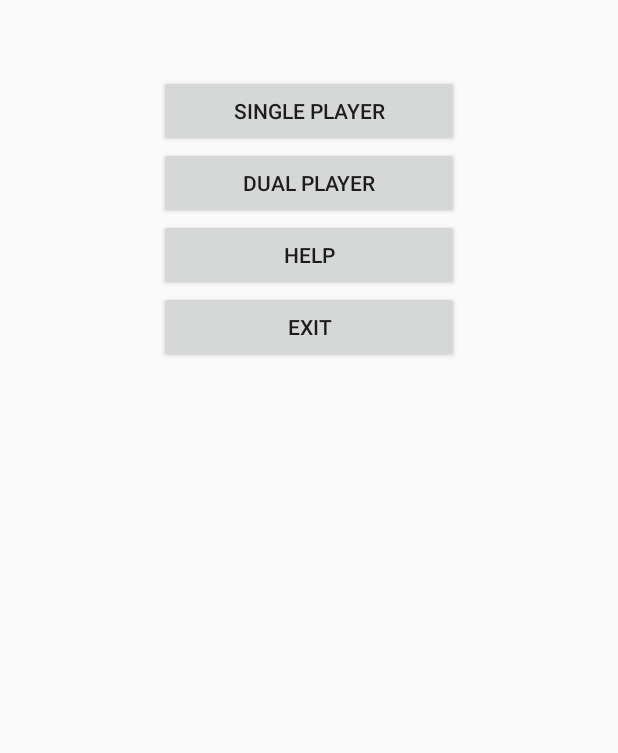
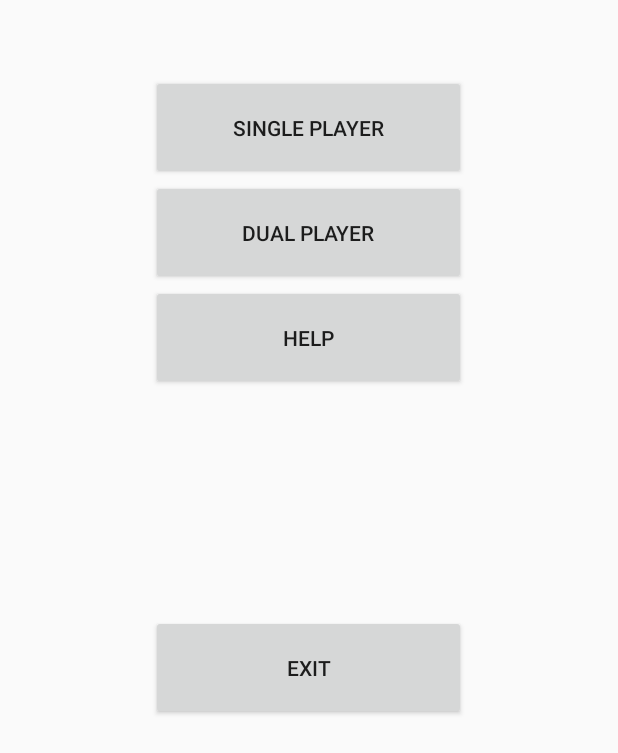
Before and after one commit to j4mm1n/ChEgBuProject.com, an Android app: the layout activity_mainmenu.xml on its own in the app's theme, with its tools: preview values and no code run, on a phone screen of 412 x 824 dp. Shown: the top 753 px of the screen. Run offline under Robolectric (Android 15) with nearby library versions, the phone set to English and light mode, and no system bars.

Commit message:
Added activities and images.

```diff
--- a/app/src/main/res/layout/activity_mainmenu.xml
+++ b/app/src/main/res/layout/activity_mainmenu.xml
@@ -1,34 +1,38 @@
 <?xml version="1.0" encoding="utf-8"?>
 <LinearLayout xmlns:android="http://schemas.android.com/apk/res/android"
     android:orientation="vertical" android:layout_width="match_parent"
-    android:layout_height="match_parent">
+    android:layout_height="match_parent"
+    android:weightSum="1"
+    android:baselineAligned="false">
 
     <Button
-        android:layout_width="200dp"
-        android:layout_height="wrap_content"
+        android:layout_width="210dp"
+        android:layout_height="70dp"
         android:text="@string/button_SinglePlayer"
-        android:id="@+id/button"
+        android:id="@+id/button_SinglePlayer"
         android:layout_gravity="center_horizontal"
-        android:layout_marginTop="50dp" />
+        android:layout_marginTop="50dp"
+        android:layout_weight="0" />
 
     <Button
-        android:layout_width="200dp"
-        android:layout_height="wrap_content"
+        android:layout_width="210dp"
+        android:layout_height="70dp"
         android:text="@string/button_DualPlayer"
-        android:id="@+id/button2"
+        android:id="@+id/button_DualPlayer"
         android:layout_gravity="center_horizontal" />
 
     <Button
-        android:layout_width="200dp"
-        android:layout_height="wrap_content"
+        android:layout_width="210dp"
+        android:layout_height="70dp"
         android:text="@string/button_Help"
-        android:id="@+id/button3"
+        android:id="@+id/button_Help"
         android:layout_gravity="center_horizontal" />
 
     <Button
-        android:layout_width="200dp"
-        android:layout_height="wrap_content"
+        android:layout_width="210dp"
+        android:layout_height="70dp"
         android:text="@string/button_Exit"
-        android:id="@+id/button4"
-        android:layout_gravity="center_horizontal" />
+        android:id="@+id/button_Exit"
+        android:layout_gravity="center_horizontal"
+        android:layout_marginTop="150dp" />
 </LinearLayout>
--- a/app/src/main/res/layout/activity_splash.xml
+++ b/app/src/main/res/layout/activity_splash.xml
@@ -21,7 +21,6 @@
         android:text="Welcome to ChEgBu"
         android:id="@+id/textView"
         android:textSize="35sp"
-        android:layout_alignParentTop="true"
-        android:layout_alignEnd="@+id/imageView"
-        android:layout_marginTop="350dp" />
+        android:layout_below="@+id/imageView"
+        android:layout_centerHorizontal="true" />
 </RelativeLayout>
```
Also changed, not shown: app/src/main/AndroidManifest.xml (+14 -0 lines), app/src/main/java/com/chegbuproject/chegbuprojectcom/DualPlayerActivity.java (added, +7 -0 lines), app/src/main/java/com/chegbuproject/chegbuprojectcom/HelpActivity.java (added, +7 -0 lines), app/src/main/java/com/chegbuproject/chegbuprojectcom/MainMenu.java (+55 -1 lines), app/src/main/java/com/chegbuproject/chegbuprojectcom/SinglePlayerActivity.java (added, +47 -0 lines), app/src/main/java/com/chegbuproject/chegbuprojectcom/SplashActivity.java (+22 -0 lines), app/src/main/res/layout/activity_singleplayer.xml (added, +90 -0 lines), app/src/main/res/values/strings.xml (+10 -0 lines).
